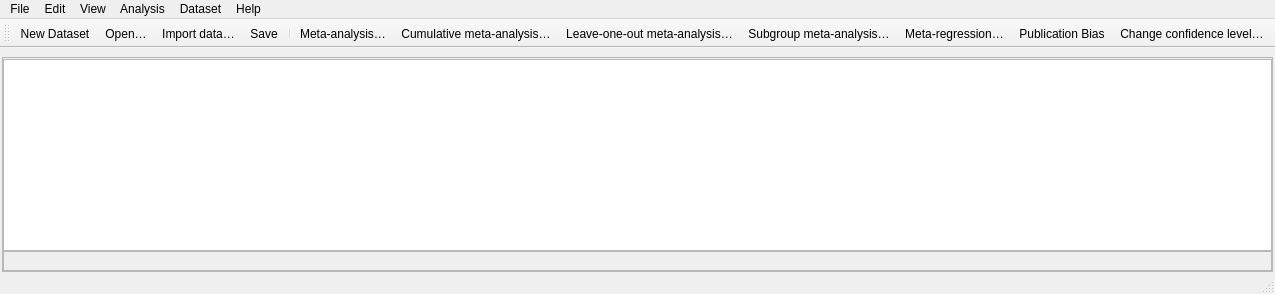
Before: the Qt Designer form src/rc_metastudio/forms/main_window.ui in AliSalman-et-al/rc-metastudio, drawn with Qt 5.
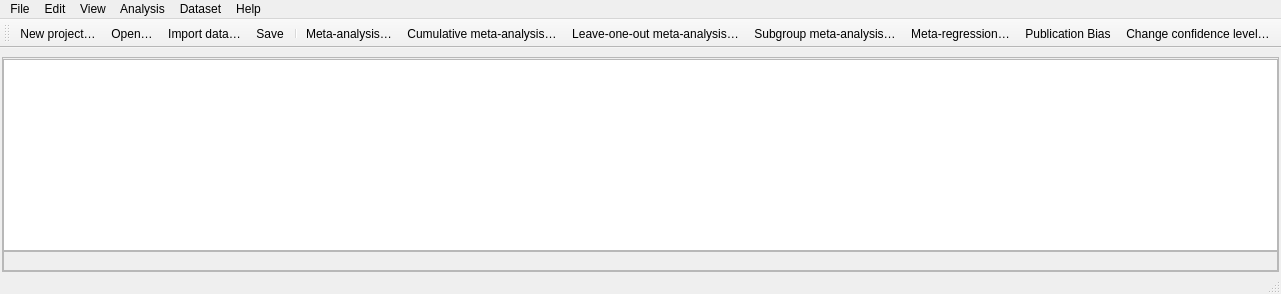
After: the same form once the commit is applied. Icons and pictures are not drawn.

Commit message: Polish dataset workspace and theme-aware desktop controls

```diff
--- a/src/rc_metastudio/forms/main_window.ui
+++ b/src/rc_metastudio/forms/main_window.ui
@@ -310,7 +310,7 @@
      <normaloff>:/icons/actions/new-dataset.svg</normaloff>:/icons/actions/new-dataset.svg</iconset>
    </property>
    <property name="text">
-    <string>New Dataset</string>
+    <string>New project…</string>
    </property>
   </action>
   <action name="action_meta_regression">
```
The commit also changes 27 other files.
